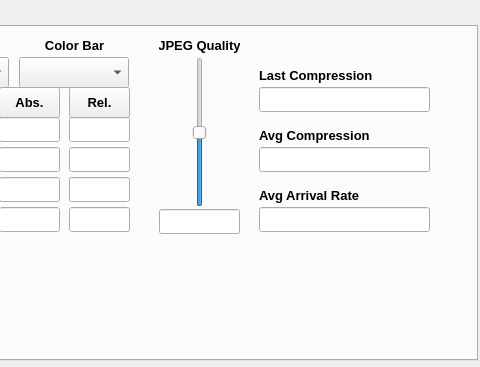
First picture: the form in src/gui/rtimvControlPanel.ui, repository jaredmales/rtimv, before the edit; both pictures show x 243 to 723 and y 0 to 367 of the 723 by 367 pixel window.
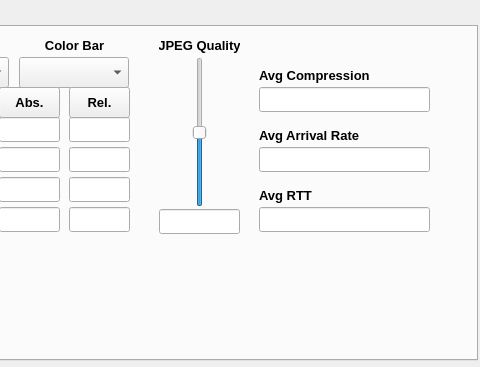
Second picture: the form after the edit. The open tabs and pages were chosen to show the change. Icons and pictures are not drawn.

```diff
--- a/src/gui/rtimvControlPanel.ui
+++ b/src/gui/rtimvControlPanel.ui
@@ -1799,40 +1799,11 @@
       <set>Qt::AlignCenter</set>
      </property>
     </widget>
-    <widget class="QLabel" name="lastCompressionRatioLabel">
-     <property name="geometry">
-      <rect>
-       <x>500</x>
-       <y>40</y>
-       <width>171</width>
-       <height>16</height>
-      </rect>
-     </property>
-     <property name="text">
-      <string>Last Compression</string>
-     </property>
-    </widget>
-    <widget class="QLineEdit" name="lastCompressionRatioEntry">
-     <property name="geometry">
-      <rect>
-       <x>500</x>
-       <y>60</y>
-       <width>171</width>
-       <height>25</height>
-      </rect>
-     </property>
-     <property name="alignment">
-      <set>Qt::AlignCenter</set>
-     </property>
-     <property name="readOnly">
-      <bool>true</bool>
-     </property>
-    </widget>
     <widget class="QLabel" name="avgCompressionRatioLabel">
      <property name="geometry">
       <rect>
        <x>500</x>
-       <y>100</y>
+       <y>40</y>
        <width>171</width>
        <height>16</height>
       </rect>
@@ -1845,7 +1816,7 @@
      <property name="geometry">
       <rect>
        <x>500</x>
-       <y>120</y>
+       <y>60</y>
        <width>171</width>
        <height>25</height>
       </rect>
@@ -1861,7 +1832,7 @@
      <property name="geometry">
       <rect>
        <x>500</x>
-       <y>160</y>
+       <y>100</y>
        <width>171</width>
        <height>16</height>
       </rect>
@@ -1874,6 +1845,35 @@
      <property name="geometry">
       <rect>
        <x>500</x>
+       <y>120</y>
+       <width>171</width>
+       <height>25</height>
+      </rect>
+     </property>
+     <property name="alignment">
+      <set>Qt::AlignCenter</set>
+     </property>
+     <property name="readOnly">
+      <bool>true</bool>
+     </property>
+    </widget>
+    <widget class="QLabel" name="avgRttLabel">
+     <property name="geometry">
+      <rect>
+       <x>500</x>
+       <y>160</y>
+       <width>171</width>
+       <height>16</height>
+      </rect>
+     </property>
+     <property name="text">
+      <string>Avg RTT</string>
+     </property>
+    </widget>
+    <widget class="QLineEdit" name="avgRttEntry">
+     <property name="geometry">
+      <rect>
+       <x>500</x>
        <y>180</y>
        <width>171</width>
        <height>25</height>
```
Left out of the diff: 35 changed lines with no effect on the pictures.
